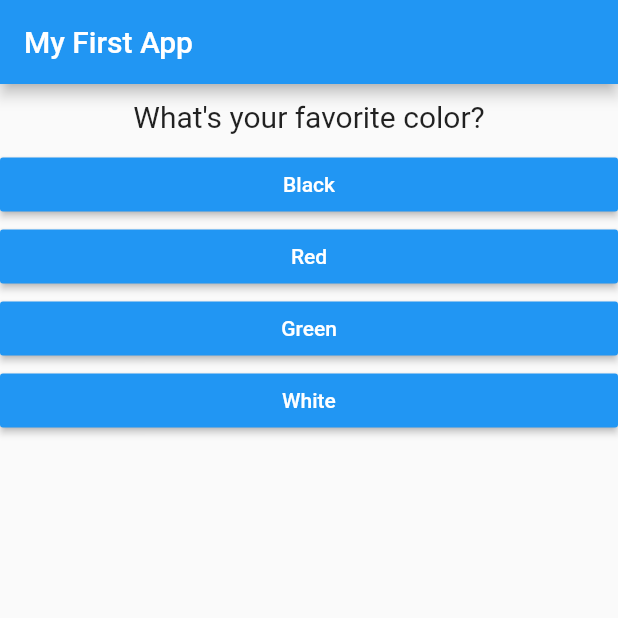
After one commit to vyashh/flutter_course_quiz, a Flutter app: the screen it shows after launch, on a phone screen of 412 x 824 dp, the top half of it. The commit adds this screen. Run offline on Flutter 3.47's test engine with Material 2 defaults, Android fonts, the phone set to English and light mode, and no system bars.

Commit message:
rounded up quiz app

```diff
--- a/lib/main.dart
+++ b/lib/main.dart
@@ -1,7 +1,7 @@
 import 'package:flutter/material.dart';
 
-import "./question.dart";
-import './answer.dart';
+import "./quiz.dart";
+import './result.dart';
 
 void main() => runApp(MyApp());
 
@@ -14,10 +14,50 @@ class MyApp extends StatefulWidget {
 }
 
 class _MyAppState extends State<MyApp> {
+  final _questions = const [
+    {
+      'questionText': "What's your favorite color?",
+      'answers': [
+        {'text': 'Black', 'score': 10},
+        {'text': 'Red', 'score': 5},
+        {'text': 'Green', 'score': 3},
+        {'text': 'White', 'score': 1}
+      ]
+    },
+    {
+      'questionText': "What's your favorite animal?",
+      'answers': [
+        {'text': 'Dog', 'score': 4},
+        {'text': 'Cat', 'score': 5},
+        {'text': 'Rabbit', 'score': 3},
+        {'text': 'Human', 'score': 10}
+      ]
+    },
+    {
+      'questionText': "Who's your favorite person?",
+      'answers': [
+        {'text': 'Me', 'score': 1},
+        {'text': 'Me', 'score': 1},
+        {'text': 'Me', 'score': 1},
+        {'text': 'Me', 'score': 1},
+      ]
+    },
+  ];
+
   var _questionIndex = 0;
+  var _totalScore = 0;
+
+  void _resetQuiz() {
+    setState(() {
+      _questionIndex = 0;
+      _totalScore = 0;
+    });
+  }
 
   @override
-  void _answerQuestion() {
+  void _answerQuestion(int score) {
+    _totalScore += score;
+
     setState(() {
       _questionIndex++;
     });
@@ -25,35 +65,17 @@ class _MyAppState extends State<MyApp> {
   }
 
   Widget build(BuildContext context) {
-    var questions = [
-      {
-        'questionText': "What's your favorite color?",
-        'answers': ['Black', 'Red', 'Green', 'White']
-      },
-      {
-        'questionText': "What's your favorite animal?",
-        'answers': ['Dog', 'Cat', 'Rabbit', 'Human']
-      },
-      {
-        'questionText': "Who's your favorite person?",
-        'answers': ['Me', 'Me', 'Me', 'Me']
-      },
-    ];
-
     return MaterialApp(
       home: Scaffold(
         appBar: AppBar(
           title: Text('My First App'),
         ),
-        body: Column(
-          children: [
-            Question(questions[_questionIndex]['questionText']),
-            ...(questions[_questionIndex]['answers'] as List<String>)
-                .map((answer) {
-              return Answer(_answerQuestion, answer);
-            }).toList()
-          ],
-        ),
+        body: _questionIndex < _questions.length
+            ? Quiz(
+                answerQuestion: _answerQuestion,
+                questions: _questions,
+                questionIndex: _questionIndex)
+            : Result(_totalScore, _resetQuiz),
       ),
     );
   }
--- /dev/null
+++ b/lib/quiz.dart
@@ -0,0 +1,28 @@
+import "package:flutter/material.dart";
+
+import './question.dart';
+import './answer.dart';
+
+class Quiz extends StatelessWidget {
+  final List<Map<String, Object>> questions;
+  final int questionIndex;
+  final Function answerQuestion;
+
+  Quiz(
+      {@required this.answerQuestion,
+      @required this.questions,
+      @required this.questionIndex});
+
+  @override
+  Widget build(BuildContext context) {
+    return Column(
+      children: [
+        Question(questions[questionIndex]['questionText']),
+        ...(questions[questionIndex]['answers'] as List<Map<String, Object>>)
+            .map((answer) {
+          return Answer(() => answerQuestion(answer['score']), answer['text']);
+        }).toList()
+      ],
+    );
+  }
+}
```
Also changed, not shown: lib/result.dart (added, +43 -0 lines).
